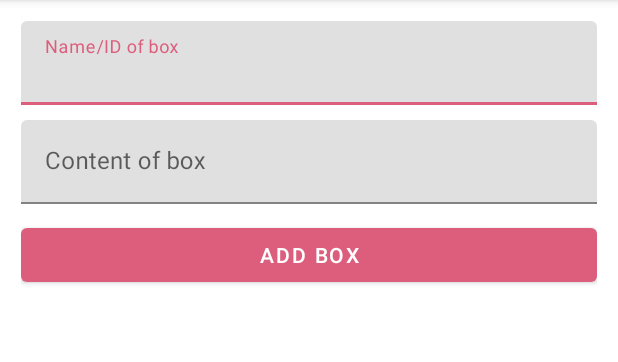
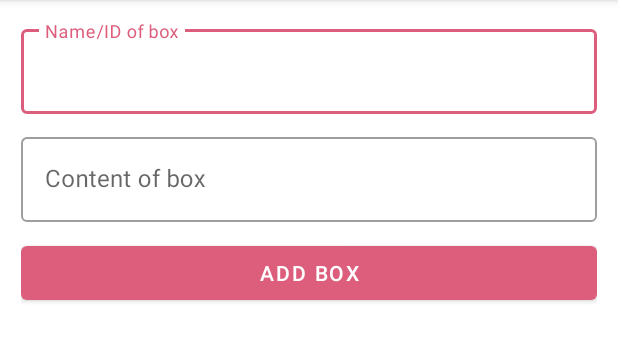
Before and after one commit to Johboh/lunchbox, an Android app: the AddActivity screen opened directly, with no data from a screen before it, on a phone screen of 412 x 824 dp, the part 84-446 px from its top. Run offline under Robolectric (Android 15) with nearby library versions, the phone set to English and light mode, and no system bars.

Commit message:
Switch to outline style for exit texts

```diff
--- a/app/src/main/res/layout/activity_add.xml
+++ b/app/src/main/res/layout/activity_add.xml
@@ -10,6 +10,7 @@
 
     <com.google.android.material.textfield.TextInputLayout
         android:id="@+id/box_name"
+        style="@style/Widget.MaterialComponents.TextInputLayout.OutlinedBox"
         android:layout_width="match_parent"
         android:layout_height="wrap_content"
         android:layout_alignParentTop="true"
@@ -26,6 +27,7 @@
 
     <com.google.android.material.textfield.TextInputLayout
         android:id="@+id/box_content"
+        style="@style/Widget.MaterialComponents.TextInputLayout.OutlinedBox"
         android:layout_width="match_parent"
         android:layout_height="wrap_content"
         android:layout_below="@id/box_name"
--- a/app/src/main/res/layout/activity_edit.xml
+++ b/app/src/main/res/layout/activity_edit.xml
@@ -27,6 +27,7 @@
 
     <com.google.android.material.textfield.TextInputLayout
         android:id="@+id/box_content"
+        style="@style/Widget.MaterialComponents.TextInputLayout.OutlinedBox"
         android:layout_width="match_parent"
         android:layout_height="wrap_content"
         android:layout_below="@id/list"
```
